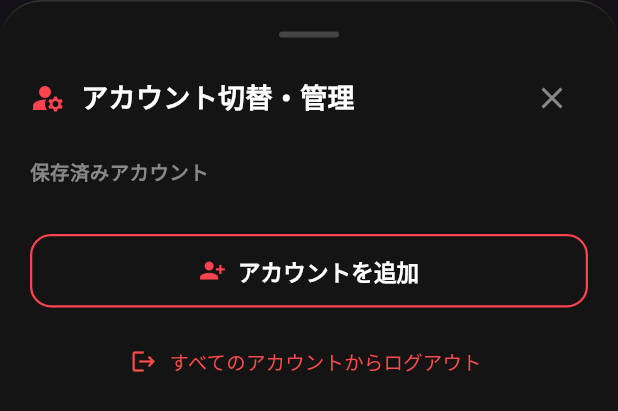
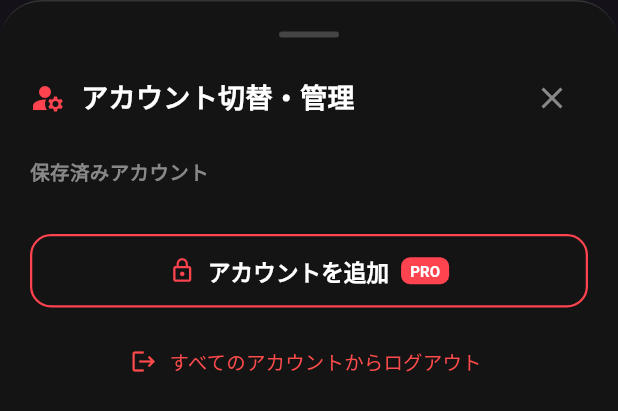
Before and after one commit to taichees/bulk-read-gmail-imap, a Flutter app: the AccountSwitcherModal widget shown alone on an empty page, opened directly, on a phone screen of 412 x 824 dp. Shown: the top 411 px of the screen. Run offline on Flutter 3.47's test engine with Material 3 defaults, Android fonts, the phone set to English and light mode, and no system bars; our stand-ins replace flutter_secure_storage; missing offline and left inert: enough_mail, purchases_flutter; accounts and stored records are empty.

Commit message:
アカウント追加機能をPro化

```diff
--- a/lib/screens/account_switcher_modal.dart
+++ b/lib/screens/account_switcher_modal.dart
@@ -4,6 +4,7 @@ import '../models/user_credentials.dart';
 import '../providers/auth_provider.dart';
 import '../providers/purchase_provider.dart';
 import 'login_screen.dart';
+import 'paywall_modal.dart';
 
 class AccountSwitcherModal extends StatelessWidget {
   const AccountSwitcherModal({super.key});
@@ -296,21 +297,60 @@ class AccountSwitcherModal extends StatelessWidget {
           // Add Account Button
           OutlinedButton.icon(
             onPressed: () {
+              if (purchaseProvider.isPro) {
                 Navigator.of(context).pop();
                 Navigator.of(context).push(
                   MaterialPageRoute(
                     builder: (context) => const LoginScreen(isAddingAccount: true),
                   ),
                 );
+              } else {
+                Navigator.of(context).pop();
+                PaywallModal.show(context);
+                ScaffoldMessenger.of(context).showSnackBar(
+                  const SnackBar(
+                    content: Text('アカウントの追加はPro版限定機能です。'),
+                    backgroundColor: Color(0xFFFF434F),
+                    behavior: SnackBarBehavior.floating,
+                  ),
+                );
+              }
             },
-            icon: const Icon(Icons.person_add_alt_1, color: Color(0xFFFF434F)),
-            label: const Text(
+            icon: Icon(
+              purchaseProvider.isPro ? Icons.person_add_alt_1 : Icons.lock_outline,
+              color: const Color(0xFFFF434F),
+            ),
+            label: Row(
+              mainAxisAlignment: MainAxisAlignment.center,
+              mainAxisSize: MainAxisSize.min,
+              children: [
+                const Text(
                   'アカウントを追加',
                   style: TextStyle(
                     color: Colors.white,
                     fontWeight: FontWeight.bold,
                     fontSize: 15,
                   ),
+                ),
+                if (!purchaseProvider.isPro) ...[
+                  const SizedBox(width: 8),
+                  Container(
+                    padding: const EdgeInsets.symmetric(horizontal: 6, vertical: 2),
+                    decoration: BoxDecoration(
+                      color: const Color(0xFFFF434F),
+                      borderRadius: BorderRadius.circular(6),
+                    ),
+                    child: const Text(
+                      'PRO',
+                      style: TextStyle(
+                        color: Colors.white,
+                        fontSize: 10,
+                        fontWeight: FontWeight.bold,
+                      ),
+                    ),
+                  ),
+                ],
+              ],
             ),
             style: OutlinedButton.styleFrom(
               padding: const EdgeInsets.symmetric(vertical: 14),
--- a/lib/screens/paywall_modal.dart
+++ b/lib/screens/paywall_modal.dart
@@ -106,6 +106,12 @@ class PaywallModal extends StatelessWidget {
               icon: Icons.all_inclusive,
               title: '全件一括既読機能',
               subtitle: '50件の制限を解除し、未読メールを全件一度に既読化します。',
+            ),
+            const SizedBox(height: 16),
+            _buildFeatureRow(
+              icon: Icons.supervisor_account,
+              title: '複数アカウント追加・無制限管理',
+              subtitle: '2つ目以降のGmailアカウントを追加し、ワンタップで切替可能。',
             ),
             const SizedBox(height: 16),
             _buildFeatureRow(
```
Also changed, not shown: lib/screens/login_screen.dart (+13 -0 lines). Lines whose indentation alone changed are shown as unchanged.
